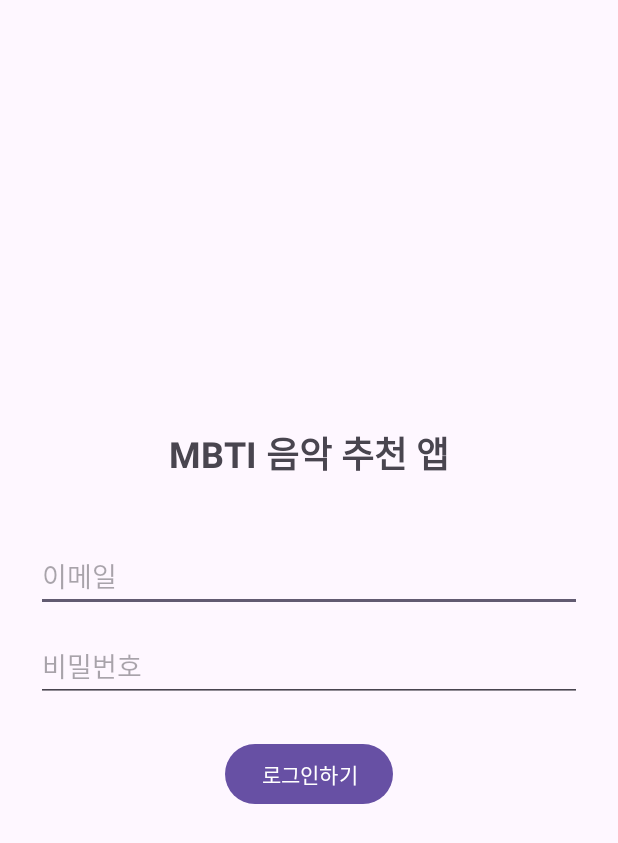
After one commit to lHealMel/25-1-MobilePG, an Android app: the layout activity_login.xml on its own in the app's theme, with its tools: preview values and no code run, on a phone screen of 412 x 824 dp. The commit adds this screen. Shown: the top 843 px of the screen. Run offline under Robolectric (Android 15) with nearby library versions, the phone set to English and light mode, and no system bars.

Commit message:
Update from desktop (#8) - The structure supplemented. - Connecting with SpotifyAPI, playing song checked. - layout changed, firebase pre-installed(yet tested) - loginActivity added

```diff
--- a/app/build.gradle.kts
+++ b/app/build.gradle.kts
@@ -1,5 +1,6 @@
 plugins {
     alias(libs.plugins.android.application)
+    alias(libs.plugins.google.gms.services)
 }
 
 android {
@@ -30,6 +31,7 @@ android {
     compileOptions {
         sourceCompatibility = JavaVersion.VERSION_11
         targetCompatibility = JavaVersion.VERSION_11
+        isCoreLibraryDesugaringEnabled = true
     }
     buildFeatures {
         viewBinding = true
@@ -46,11 +48,13 @@ dependencies {
     implementation(libs.constraintlayout)
     implementation(libs.navigation.fragment)
     implementation(libs.navigation.ui)
+    implementation(libs.play.services.tasks)
+    implementation(libs.firebase.auth)
     testImplementation(libs.junit)
     androidTestImplementation(libs.ext.junit)
     androidTestImplementation(libs.espresso.core)
     implementation(files("libs/spotify-app-remote-release-0.8.0.aar"))
     implementation(libs.auth)
-    // Gson (선택 사항, JSON 처리에 유용할 수 있음)
     implementation(libs.gson)
+    coreLibraryDesugaring(libs.desugar.jdk.libs)
 }
--- /dev/null
+++ b/app/src/main/res/layout/activity_login.xml
@@ -0,0 +1,39 @@
+<?xml version="1.0" encoding="utf-8"?>
+<LinearLayout xmlns:android="http://schemas.android.com/apk/res/android"
+    android:layout_width="match_parent"
+    android:layout_height="match_parent"
+    android:orientation="vertical"
+    android:gravity="center"
+    android:padding="24dp">
+
+    <TextView
+        android:id="@+id/login_title"
+        android:text="MBTI 음악 추천 앱"
+        android:textSize="24sp"
+        android:textStyle="bold"
+        android:layout_marginBottom="40dp"
+        android:layout_width="wrap_content"
+        android:layout_height="wrap_content" />
+
+    <EditText
+        android:id="@+id/username_input"
+        android:hint="이메일"
+        android:inputType="textEmailAddress"
+        android:layout_width="match_parent"
+        android:layout_height="wrap_content"
+        android:layout_marginBottom="12dp"/>
+
+    <EditText
+        android:id="@+id/password_input"
+        android:hint="비밀번호"
+        android:inputType="textPassword"
+        android:layout_width="match_parent"
+        android:layout_height="wrap_content"
+        android:layout_marginBottom="24dp"/>
+
+    <Button
+        android:id="@+id/btn_login"
+        android:layout_width="wrap_content"
+        android:layout_height="wrap_content"
+        android:text="로그인하기" />
+</LinearLayout>
--- a/app/src/main/res/layout/activity_mbti_test.xml
+++ b/app/src/main/res/layout/activity_mbti_test.xml
@@ -5,6 +5,7 @@
     android:gravity="center"
     android:layout_width="match_parent"
     android:layout_height="match_parent"
+    android:background="@drawable/testbg"
     android:padding="24dp">
 
     <TextView
--- a/app/src/main/res/layout/activity_result.xml
+++ b/app/src/main/res/layout/activity_result.xml
@@ -53,6 +53,7 @@
                 android:textSize="16sp" />
         </LinearLayout>
 
+        <!-- 이 부분에 재생되는 노래의 제목이 뜹니다.-->
         <TextView
             android:id="@+id/current_track_text"
             android:layout_width="wrap_content"
--- a/build.gradle.kts
+++ b/build.gradle.kts
@@ -1,4 +1,4 @@
-// Top-level build file where you can add configuration options common to all sub-projects/modules.
 plugins {
     alias(libs.plugins.android.application) apply false
+    alias(libs.plugins.google.gms.services) apply false
 }
```
Also changed, not shown: app/src/main/java/com/example/mbpg/CalendarActivity.java (+73 -9 lines), app/src/main/java/com/example/mbpg/LoginActivity.java (added, +55 -0 lines), app/src/main/res/drawable/bg_button_rounded.xml (+22 -5 lines), app/src/main/res/layout/activity_calendar.xml (+38 -23 lines), app/src/main/res/layout/activity_main.xml (+19 -18 lines), app/src/main/res/layout/activity_splash.xml (+7 -7 lines), gradle/libs.versions.toml (+9 -1 lines), settings.gradle.kts (+1 -7 lines), app/src/main/res/drawable/testbg.png (added), gradle/wrapper/gradle-wrapper.properties, 1 other file.
